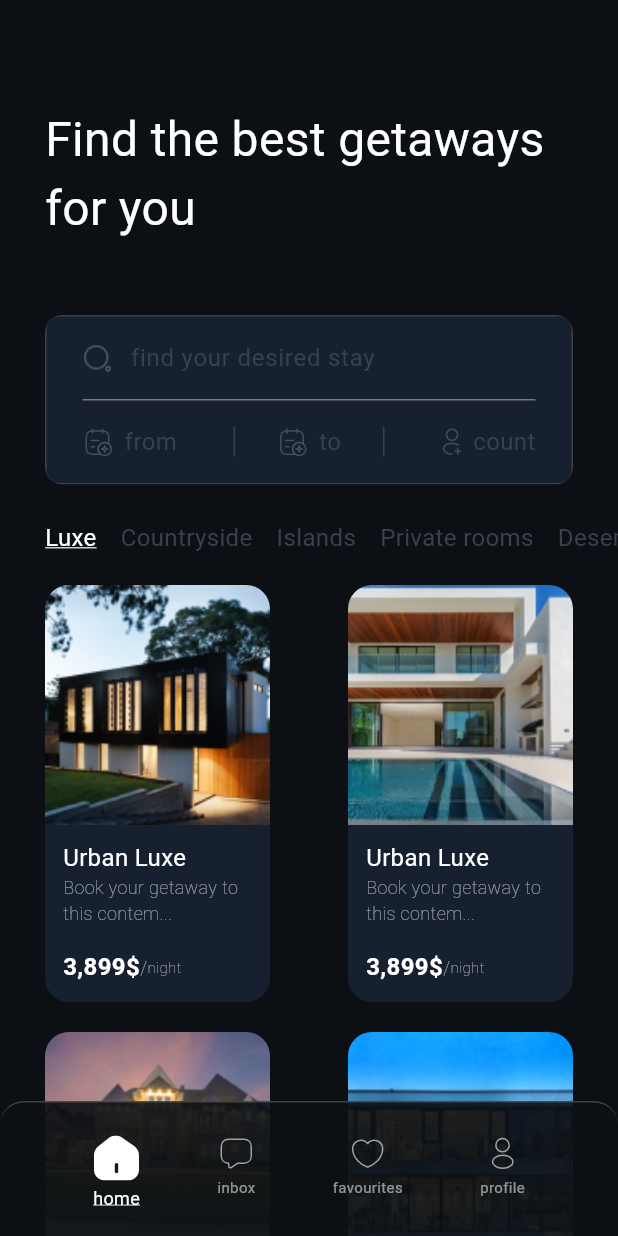
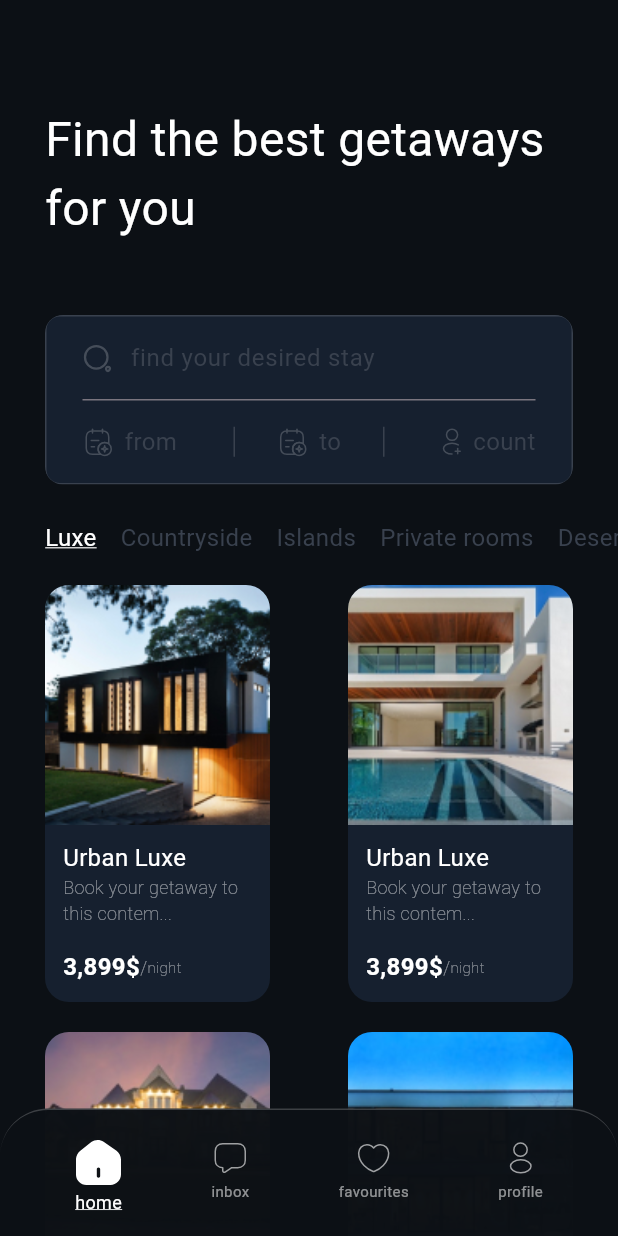
Before and after one commit to kchasiotis/portofolio-flutter-hotel, a Flutter app: the screen it shows after launch, on a phone screen of 412 x 824 dp. Run offline on Flutter 3.47's test engine with Material 3 defaults, Android fonts, the phone set to English and light mode, and no system bars; our stand-ins replace flutter_svg.

Commit message:
Fine tune navbar

```diff
--- a/lib/screens/home/custom_nav_bar.dart
+++ b/lib/screens/home/custom_nav_bar.dart
@@ -18,10 +18,10 @@ class MenuItem extends StatelessWidget {
             height: 24,
           ),
           Padding(
-            padding: EdgeInsets.only(top: 3),
+            padding: const EdgeInsets.only(top: 3),
             child: Text(
               text,
-              style: TextStyle(
+              style: const TextStyle(
                 color: Colors.white54,
                 fontSize: 10,
               ),
@@ -33,7 +33,7 @@ class MenuItem extends StatelessWidget {
   }
 }
 
-Color bottonNavBgColor = Color(0xff0C1015);
+Color bottonNavBgColor = const Color(0xff0C1015);
 
 class CustomNavBar extends StatefulWidget {
   static int _selectedIndex = 0;
@@ -55,15 +55,15 @@ class CustomNavBarState extends State<CustomNavBar> {
   Widget build(BuildContext context) {
     return SafeArea(
         child: Container(
-      height: 90,
+      height: 85,
       //TODO: In Future remove the height
-      padding: const EdgeInsets.all(12),
+      padding: const EdgeInsets.only(left: 50, right: 50, top: 20, bottom: 11),
       margin: const EdgeInsets.symmetric(horizontal: 0),
       decoration: BoxDecoration(
-        color: bottonNavBgColor.withOpacity(0.9),
+        color: bottonNavBgColor.withOpacity(0.98),
         border: Border(top: BorderSide(color: Colors.white.withOpacity(0.2))),
-        borderRadius: BorderRadius.only(
-            topLeft: Radius.circular(16), topRight: Radius.circular(16)),
+        borderRadius: const BorderRadius.only(
+            topLeft: Radius.circular(32), topRight: Radius.circular(32)),
         boxShadow: [
           BoxShadow(
             color: bottonNavBgColor.withOpacity(0.3),
@@ -73,9 +73,6 @@ class CustomNavBarState extends State<CustomNavBar> {
         ],
       ),
       // TODO: Animated Icons,
-      child: Padding(
-          padding:
-              const EdgeInsets.only(left: 50, right: 50, top: 10, bottom: 0),
       child: Row(
         mainAxisAlignment: MainAxisAlignment.spaceBetween,
         children: [
@@ -86,7 +83,7 @@ class CustomNavBarState extends State<CustomNavBar> {
                 width: 30,
                 height: 30,
               ),
-                  Padding(
+              const Padding(
                 padding: EdgeInsets.only(top: 3),
                 child: Text(
                   'home',
@@ -113,10 +110,7 @@ class CustomNavBarState extends State<CustomNavBar> {
             text: 'profile',
           ),
         ],
-          )),
+      ),
     ));
   }
-
-  @override
-  Size get preferredSize => const Size.fromHeight(kToolbarHeight);
 }
```
Lines whose indentation alone changed are shown as unchanged.
